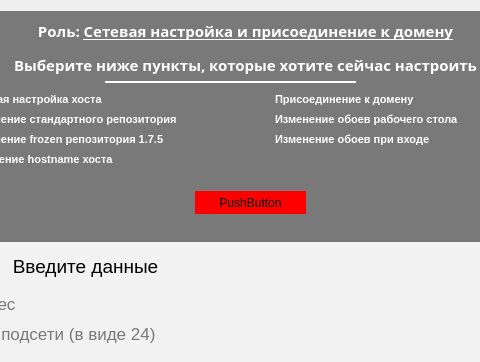
GavriilSleptsov/ansible, file python3/test.ui: the form before one commit; both pictures show x 421 to 901 and y 0 to 362 of the 1012 by 597 pixel window.
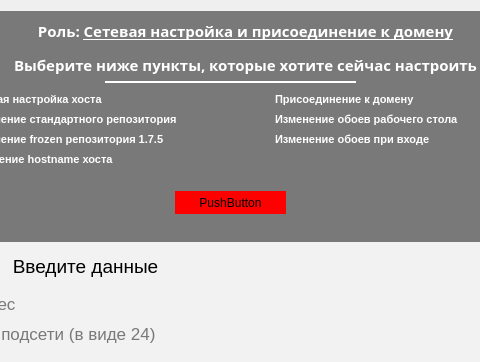
The form after the commit. Icons and pictures are not drawn.

The edit to the form file:
```diff
--- a/python3/test.ui
+++ b/python3/test.ui
@@ -697,7 +697,7 @@
         <widget class="QPushButton" name="pushButton">
          <property name="geometry">
           <rect>
-           <x>270</x>
+           <x>250</x>
            <y>180</y>
            <width>111</width>
            <height>23</height>
```
Left out of the diff: 2 changed lines with no effect on the pictures.
